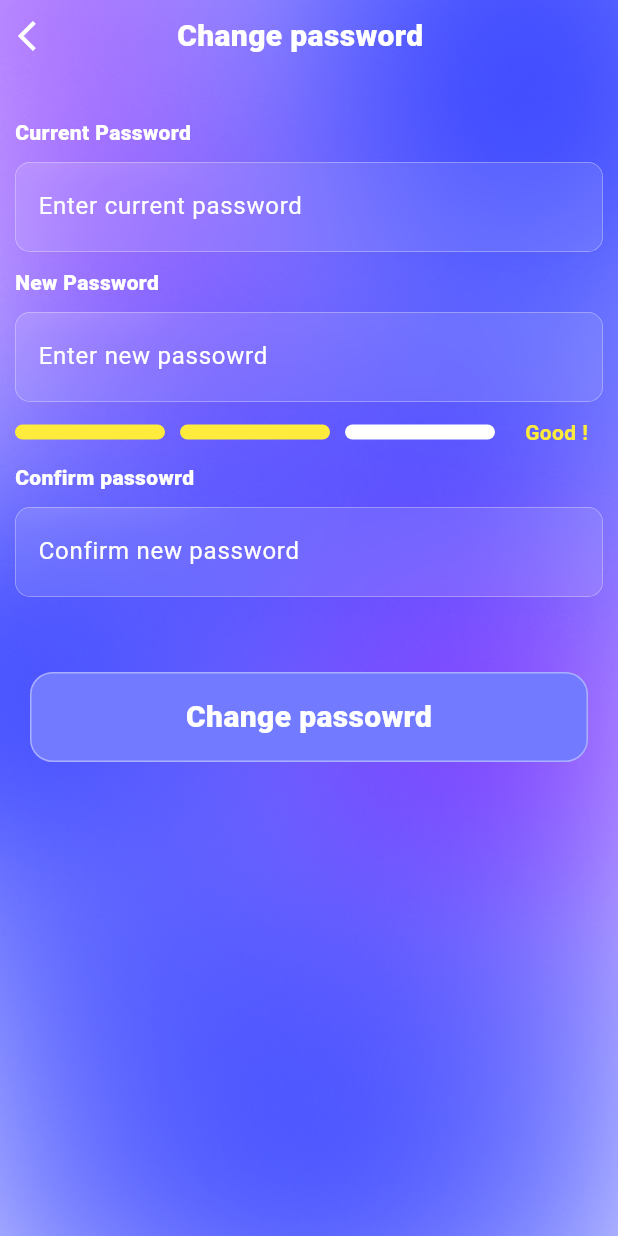
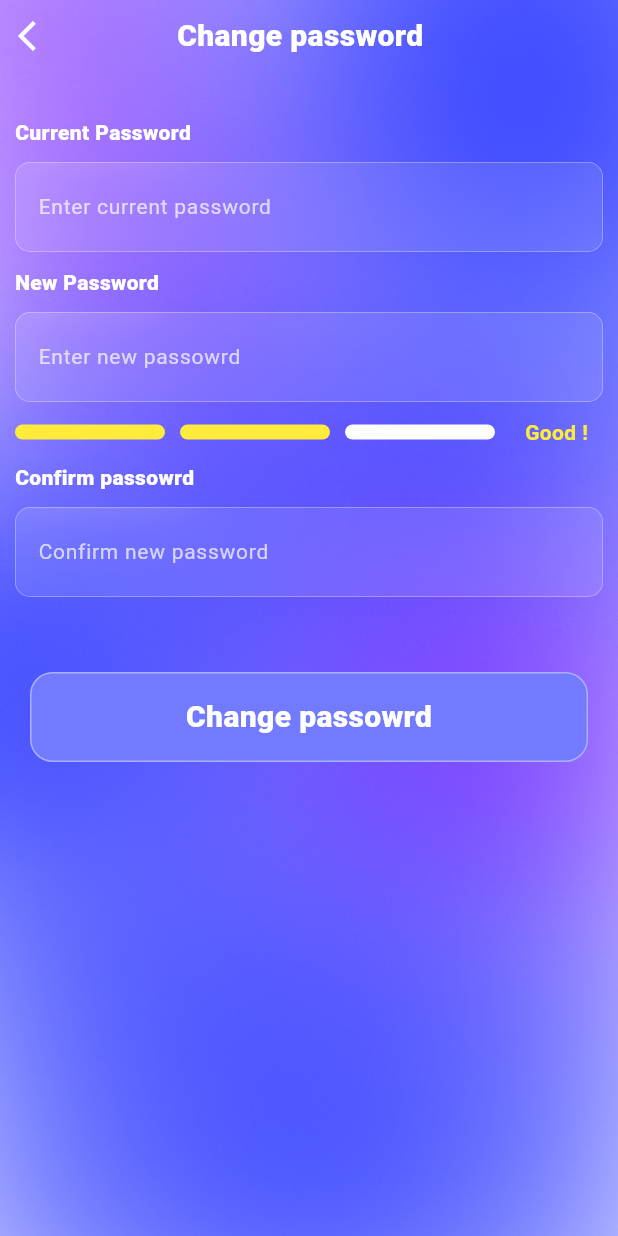
Before and after one commit to Imran-Mohammed-Shekho/Kurd_Fit, a Flutter app: the Change_password screen opened directly, on a phone screen of 412 x 824 dp. Run offline on Flutter 3.47's test engine with Material 3 defaults, Android fonts, the phone set to English and light mode, and no system bars; our stand-ins replace curved_navigation_bar, google_fonts, page_transition, share_plus; missing offline and left inert: flutter_glow.

```diff
--- a/root/lib/UI/screens/Change_password.dart
+++ b/root/lib/UI/screens/Change_password.dart
@@ -64,7 +64,11 @@ class _Change_passwordState extends State<Change_password> {
 
               Padding(
                 padding: EdgeInsets.symmetric(horizontal: 10),
-                child: GlassyTextField("Enter current password", (value) {}),
+                child: GlassyTextField(
+                  "Enter current password",
+                  (value) {},
+                  60,
+                ),
               ),
               SizedBox(height: 10),
               Padding(
@@ -84,7 +88,7 @@ class _Change_passwordState extends State<Change_password> {
               SizedBox(height: 10),
               Padding(
                 padding: EdgeInsets.symmetric(horizontal: 10),
-                child: GlassyTextField("Enter new passowrd", (value) {}),
+                child: GlassyTextField("Enter new passowrd", (value) {}, 60),
               ),
               SizedBox(height: 10),
               Padding(
@@ -148,7 +152,7 @@ class _Change_passwordState extends State<Change_password> {
               SizedBox(height: 10),
               Padding(
                 padding: EdgeInsets.symmetric(horizontal: 10),
-                child: GlassyTextField("Confirm new password", (value) {}),
+                child: GlassyTextField("Confirm new password", (value) {}, 60),
               ),
 
               SizedBox(height: 50),
--- a/root/lib/UI/screens/Forget_screen.dart
+++ b/root/lib/UI/screens/Forget_screen.dart
@@ -72,7 +72,7 @@ class _ForgetScreenState extends State<ForgetScreen> {
                   alignment: Alignment.center,
                   child: Padding(
                     padding: EdgeInsetsGeometry.symmetric(horizontal: 20),
-                    child: GlassyTextField("Email", (value) {}),
+                    child: GlassyTextField("Email", (value) {}, 60),
                   ),
                 ),
                 SizedBox(height: 90),
--- a/root/lib/UI/screens/Login_screen.dart
+++ b/root/lib/UI/screens/Login_screen.dart
@@ -81,13 +81,13 @@ class _LoginScreenState extends State<LoginScreen> {
                       setState(() {
                         email = value;
                       });
-                    }),
+                    }, 60),
                     SizedBox(height: 15),
                     GlassyTextField("Password", (value) {
                       setState(() {
                         password = value;
                       });
-                    }),
+                    }, 60),
                   ],
                 ),
               ),
@@ -199,7 +199,13 @@ class _LoginScreenState extends State<LoginScreen> {
 class GlassyTextField extends StatelessWidget {
   final String hintText;
   final ValueChanged<String> onChanged;
-  const GlassyTextField(this.hintText, this.onChanged, {super.key});
+  final double height;
+  const GlassyTextField(
+    this.hintText,
+    this.onChanged,
+    this.height, {
+    super.key,
+  });
 
   @override
   Widget build(BuildContext context) {
@@ -209,7 +215,7 @@ class GlassyTextField extends StatelessWidget {
         filter: ImageFilter.blur(sigmaX: 15.0, sigmaY: 15.0),
         child: Container(
           width: double.infinity,
-          height: 60,
+          height: height,
           decoration: BoxDecoration(
             borderRadius: BorderRadius.all(Radius.circular(10)),
             color: Colors.white.withOpacity(0.1),
@@ -230,7 +236,10 @@ class GlassyTextField extends StatelessWidget {
               decoration: InputDecoration(
                 border: InputBorder.none,
                 hintText: hintText,
-                hintStyle: TextStyle(color: Colors.white),
+                hintStyle: TextStyle(
+                  color: Colors.white.withOpacity(0.7),
+                  fontSize: 14,
+                ),
               ),
             ),
           ),
--- a/root/lib/UI/screens/SignUp_screen.dart
+++ b/root/lib/UI/screens/SignUp_screen.dart
@@ -77,13 +77,13 @@ class _SignupScreenState extends State<SignupScreen> {
                       setState(() {
                         email = value;
                       });
-                    }),
+                    }, 60),
                     SizedBox(height: 15),
                     GlassyTextField("Password", (value) {
                       setState(() {
                         password = value;
                       });
-                    }),
+                    }, 60),
                   ],
                 ),
               ),
--- a/root/lib/UI/screens/app_shop.dart
+++ b/root/lib/UI/screens/app_shop.dart
@@ -58,7 +58,7 @@ class _App_ShopState extends State<App_Shop> {
 
               Padding(
                 padding: EdgeInsets.symmetric(horizontal: 20, vertical: 20),
-                child: GlassyTextField("Search", (value) {}),
+                child: GlassyTextField("Search", (value) {}, 60),
               ),
 
               Padding(
--- a/root/lib/UI/screens/introduction_screen1.dart
+++ b/root/lib/UI/screens/introduction_screen1.dart
@@ -25,11 +25,11 @@ class _IntroductionState extends State<Introduction1> {
           ),
 
           Padding(
-            padding: EdgeInsets.only(top: 100),
+            padding: EdgeInsets.only(top: 0),
             child: Align(
               alignment: Alignment.bottomCenter,
               child: Image.asset(
-                "lib/assets/images/1i.png",
+                "lib/assets/images/11.png",
                 fit: BoxFit.cover,
                 width: double.infinity,
               ),
@@ -89,7 +89,7 @@ class _IntroductionState extends State<Introduction1> {
                     );
                   },
                   "Sign Up ",
-                  Colors.white.withOpacity(0.3),
+                  Colors.white.withOpacity(0.1),
                 ),
                 SizedBox(height: 30),
               ],
--- a/root/lib/UI/screens/profile_screen.dart
+++ b/root/lib/UI/screens/profile_screen.dart
@@ -108,7 +108,7 @@ class _Profile_ScreenState extends State<Profile_Screen> {
                       setState(() {
                         name = value;
                       });
-                    }),
+                    }, 60),
                   ),
                   SizedBox(height: 20),
                   Padding(
@@ -117,7 +117,7 @@ class _Profile_ScreenState extends State<Profile_Screen> {
                       setState(() {
                         email = value;
                       });
-                    }),
+                    }, 60),
                   ),
                   SizedBox(height: 20),
                   Padding(
@@ -126,7 +126,7 @@ class _Profile_ScreenState extends State<Profile_Screen> {
                       setState(() {
                         phone = value;
                       });
-                    }),
+                    }, 60),
                   ),
                   SizedBox(height: 60),
                   Padding(
```
Also changed, not shown: root/lib/UI/screens/Introduction_screen.dart (+6 -9 lines), root/lib/UI/screens/Nutitrion_Screen.dart (+4 -4 lines), root/lib/UI/screens/drawer_section.dart (+7 -1 lines), root/lib/UI/screens/support_screen.dart (added, +145 -0 lines), root/lib/assets/images/11.png (added), root/lib/assets/images/111.png (added), root/lib/assets/images/facebook.png (added), root/lib/assets/images/gmail.png (added), root/lib/assets/images/twitter.png (added).
